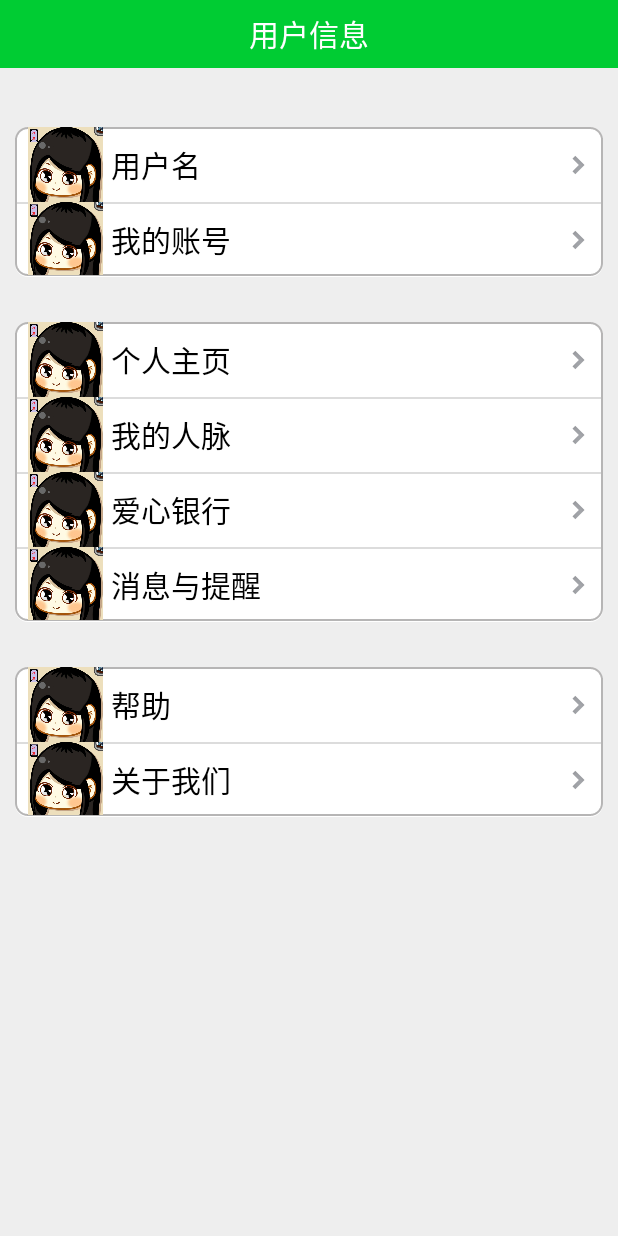
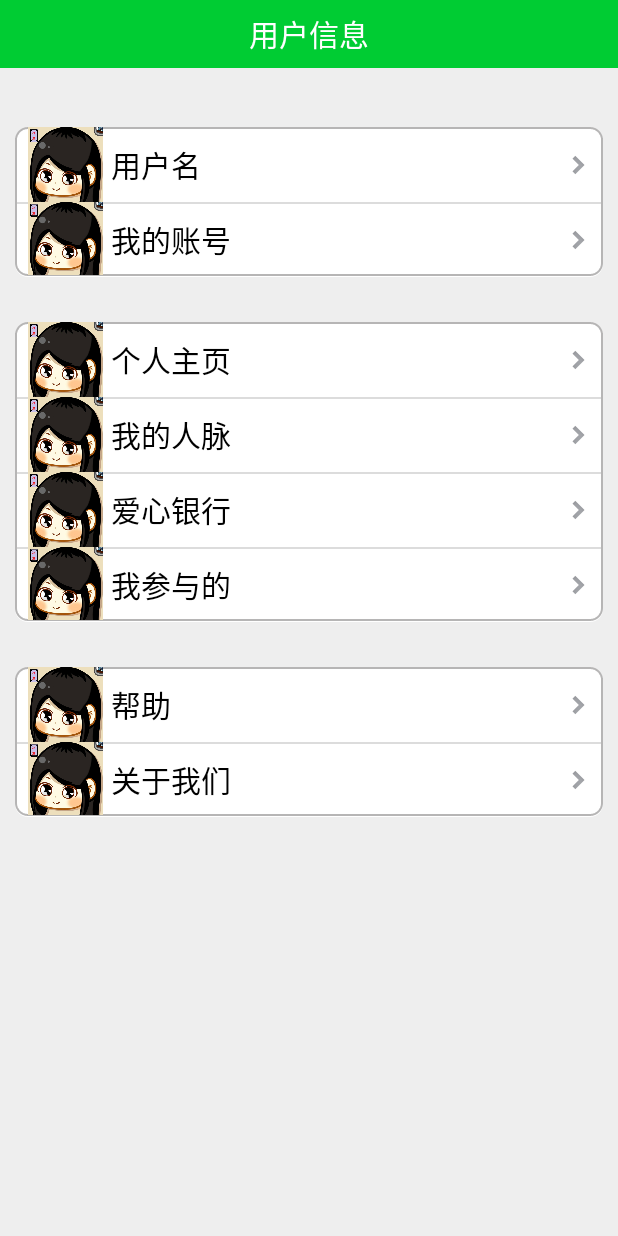
Before and after one commit to hugj/Ehelp, an Android app: the UsermesActivity screen opened directly, with no data from a screen before it, on a phone screen of 412 x 824 dp. Run offline under Robolectric (Android 15) with nearby library versions, the phone set to English and light mode, and no system bars.

```diff
--- a/app/src/main/res/values/strings.xml
+++ b/app/src/main/res/values/strings.xml
@@ -31,7 +31,7 @@
     <string name="mes_page">个人主页</string>
     <string name="mes_friends">我的人脉</string>
     <string name="mes_bank">爱心银行</string>
-    <string name="mes_news">消息与提醒</string>
+    <string name="mes_news">我参与的</string>
     <string name="mes_help">帮助</string>
     <string name="mes_about">关于我们</string>
     <string name="mes_phone">手机号</string>
@@ -49,5 +49,6 @@
     <string name="mes_editname">编辑用户名</string>
     <string name="mes_editlocation">编辑所在地</string>
     <string name="mes_editbirthday">编辑生日</string>
+    <string name="mes_contactlist">联系人列表</string>
     <string name="title_activity_mesnotename">MesnotenameActivity</string>
 </resources>
```
